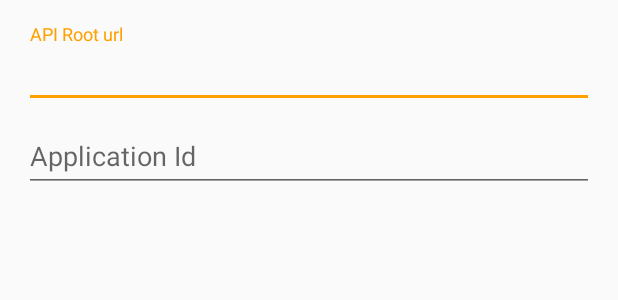
After one commit to softavail/Push-Notification-SDK, an Android app: the layout dialog_initialization.xml on its own in the app's theme, with its tools: preview values and no code run, on a phone screen of 412 x 824 dp. The commit adds this screen. Shown: the top 300 px of the screen. Run offline under Robolectric (Android 15) with nearby library versions, the phone set to English and light mode, and no system bars.

Commit message:
Added initialisation dialog
Removed fetching contacts and retrieve token.

```diff
--- a/android/app/src/main/AndroidManifest.xml
+++ b/android/app/src/main/AndroidManifest.xml
@@ -33,7 +33,8 @@
         <activity
             android:name=".MainActivity"
             android:label="@string/app_name"
-            android:theme="@style/AppTheme.NoActionBar">
+            android:theme="@style/AppTheme.NoActionBar"
+            android:screenOrientation="portrait">
             <intent-filter>
                 <action android:name="android.intent.action.MAIN" />
 
--- a/android/app/src/main/java/com/softavail/scg/push/demo/App.java
+++ b/android/app/src/main/java/com/softavail/scg/push/demo/App.java
@@ -12,6 +12,6 @@ public class App extends Application {
     @Override
     public void onCreate() {
         super.onCreate();
-        ScgClient.initialize(this, "http://95.158.130.102:8080/scg-dra/proxy/", "343875524685");
+//        ScgClient.initialize(this, "http://95.158.130.102:8080/scg-dra/proxy/", "343875524685");
     }
 }
--- /dev/null
+++ b/android/app/src/main/res/layout/dialog_initialization.xml
@@ -0,0 +1,35 @@
+<?xml version="1.0" encoding="utf-8"?>
+<LinearLayout xmlns:android="http://schemas.android.com/apk/res/android"
+    android:layout_width="match_parent"
+    android:layout_height="match_parent"
+    android:orientation="vertical"
+    android:padding="@dimen/activity_horizontal_margin">
+
+    <android.support.design.widget.TextInputLayout
+        android:layout_width="match_parent"
+        android:layout_height="wrap_content">
+
+        <EditText
+            android:id="@+id/apiUrl"
+            android:hint="API Root url"
+            android:layout_width="match_parent"
+            android:layout_height="wrap_content"
+            android:layout_gravity="center_horizontal"
+            android:inputType="textUri" />
+    </android.support.design.widget.TextInputLayout>
+
+    <android.support.design.widget.TextInputLayout
+        android:layout_width="match_parent"
+        android:layout_height="wrap_content">
+
+        <EditText
+            android:id="@+id/appId"
+            android:hint="Application Id"
+            android:layout_width="match_parent"
+            android:layout_height="wrap_content"
+            android:layout_gravity="center_horizontal"
+            android:inputType="textNoSuggestions" />
+
+    </android.support.design.widget.TextInputLayout>
+
+</LinearLayout>
--- a/android/sdk/build.gradle
+++ b/android/sdk/build.gradle
@@ -25,5 +25,5 @@ dependencies {
     compile 'com.squareup.retrofit2:retrofit:2.0.2'
     compile 'com.squareup.retrofit2:converter-gson:2.0.2'
     compile 'com.squareup.okhttp3:logging-interceptor:3.2.0'
-    provided 'com.google.firebase:firebase-messaging:9.0.0'
+    compile 'com.google.firebase:firebase-messaging:9.0.0'
 }
```
Also changed, not shown: android/app/src/main/java/com/softavail/scg/push/demo/AuthService.java (deleted, +0 -65 lines), android/app/src/main/java/com/softavail/scg/push/demo/MainActivity.java (+26 -85 lines).
